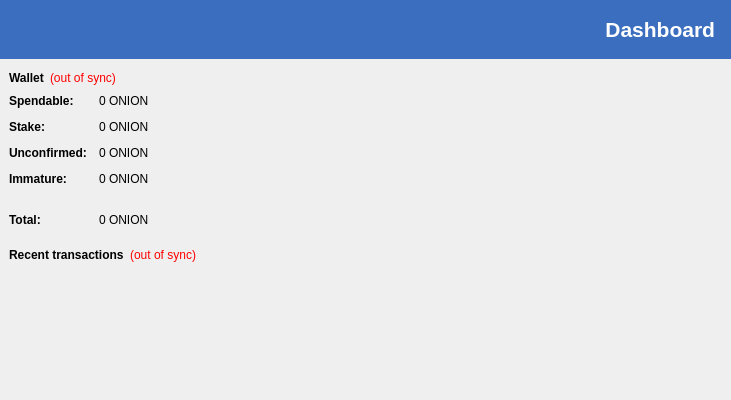
Above: src/qt/forms/overviewpage.ui from deeponion/deeponion-legacy before the change. Below: the same form after it.
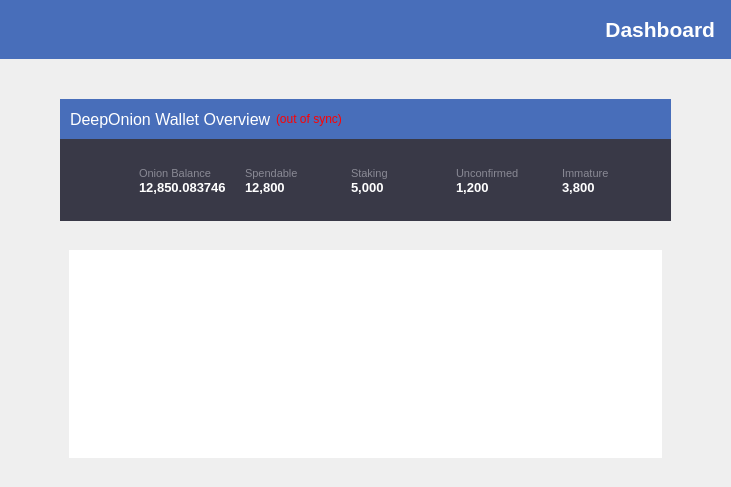
That is the form after the change. Icons and pictures are not drawn.

Commit message:
Added lats transactions in OverviewPage rendered in QTableView and other fixes
Added lats transactions in OverviewPage rendered in QTableView and other fixes

Patch:
```diff
--- a/src/qt/forms/overviewpage.ui
+++ b/src/qt/forms/overviewpage.ui
@@ -7,7 +7,7 @@
     <x>0</x>
     <y>0</y>
     <width>731</width>
-    <height>400</height>
+    <height>487</height>
    </rect>
   </property>
   <property name="windowTitle">
@@ -16,7 +16,7 @@
   <property name="styleSheet">
    <string notr="true">border:0;</string>
   </property>
-  <layout class="QVBoxLayout" name="verticalLayout_6" stretch="0,0,0">
+  <layout class="QVBoxLayout" name="verticalLayout_6" stretch="0">
    <property name="spacing">
     <number>0</number>
    </property>
@@ -33,7 +33,9 @@
     <number>0</number>
    </property>
    <item>
-    <widget class="QLabel" name="label_7">
+    <layout class="QVBoxLayout" name="verticalLayout">
+     <item>
+      <widget class="QLabel" name="page_title">
      <property name="minimumSize">
       <size>
        <width>0</width>
@@ -55,7 +57,7 @@
       </font>
      </property>
      <property name="styleSheet">
-      <string notr="true">background-color: #3B6EBF; color: white;padding-right: 10px;</string>
+        <string notr="true">background-color: #486EBA; color: white;padding-right: 10px;</string>
      </property>
      <property name="text">
       <string>Dashboard</string>
@@ -66,47 +68,133 @@
     </widget>
    </item>
    <item>
-    <widget class="QFrame" name="frame">
-     <property name="frameShape">
-      <enum>QFrame::StyledPanel</enum>
-     </property>
-     <property name="frameShadow">
-      <enum>QFrame::Raised</enum>
-     </property>
+      <spacer name="verticalSpacer">
+       <property name="orientation">
+        <enum>Qt::Vertical</enum>
+       </property>
+       <property name="sizeType">
+        <enum>QSizePolicy::Fixed</enum>
+       </property>
+       <property name="sizeHint" stdset="0">
+        <size>
+         <width>20</width>
+         <height>40</height>
+        </size>
+       </property>
+      </spacer>
+     </item>
+     <item>
+      <layout class="QHBoxLayout" name="horizontalLayout_7">
+       <item>
+        <spacer name="horizontalSpacer_3">
+         <property name="orientation">
+          <enum>Qt::Horizontal</enum>
+         </property>
+         <property name="sizeType">
+          <enum>QSizePolicy::Fixed</enum>
+         </property>
+         <property name="sizeHint" stdset="0">
+          <size>
+           <width>60</width>
+           <height>20</height>
+          </size>
+         </property>
+        </spacer>
+       </item>
+       <item>
      <layout class="QVBoxLayout" name="verticalLayout_4">
       <item>
-       <layout class="QHBoxLayout" name="horizontalLayout_4">
+          <widget class="QFrame" name="wallet_summary">
+           <property name="maximumSize">
+            <size>
+             <width>16777215</width>
+             <height>140</height>
+            </size>
+           </property>
+           <property name="styleSheet">
+            <string notr="true">background-color: #393947;</string>
+           </property>
+           <property name="frameShape">
+            <enum>QFrame::StyledPanel</enum>
+           </property>
+           <property name="frameShadow">
+            <enum>QFrame::Raised</enum>
+           </property>
+           <layout class="QVBoxLayout" name="verticalLayout_3">
+            <property name="spacing">
+             <number>0</number>
+            </property>
+            <property name="leftMargin">
+             <number>0</number>
+            </property>
+            <property name="topMargin">
+             <number>0</number>
+            </property>
+            <property name="rightMargin">
+             <number>0</number>
+            </property>
+            <property name="bottomMargin">
+             <number>0</number>
+            </property>
         <item>
-         <widget class="QLabel" name="label_5">
+             <widget class="QFrame" name="frame">
+              <property name="styleSheet">
+               <string notr="true">background-color: #486EBA;</string>
+              </property>
+              <property name="frameShape">
+               <enum>QFrame::StyledPanel</enum>
+              </property>
+              <property name="frameShadow">
+               <enum>QFrame::Raised</enum>
+              </property>
+              <layout class="QHBoxLayout" name="horizontalLayout_4" stretch="0">
+               <property name="spacing">
+                <number>0</number>
+               </property>
+               <property name="leftMargin">
+                <number>10</number>
+               </property>
+               <property name="topMargin">
+                <number>10</number>
+               </property>
+               <property name="rightMargin">
+                <number>10</number>
+               </property>
+               <property name="bottomMargin">
+                <number>10</number>
+               </property>
+               <item>
+                <layout class="QHBoxLayout" name="horizontalLayout_3">
+                 <item>
+                  <widget class="QLabel" name="section_title_wallet_summary">
           <property name="font">
            <font>
-            <weight>75</weight>
-            <bold>true</bold>
-           </font>
-          </property>
+                     <pointsize>12</pointsize>
+                    </font>
+                   </property>
+                   <property name="styleSheet">
+                    <string notr="true">color: #FFFFFF</string>
+                   </property>
           <property name="text">
-           <string>Wallet</string>
+                    <string>DeepOnion Wallet Overview</string>
           </property>
          </widget>
         </item>
         <item>
          <widget class="QLabel" name="labelWalletStatus">
-          <property name="toolTip">
-           <string>The displayed information may be out of date. Your wallet automatically synchronizes with the DeepOnion network after a connection is established, but this process has not completed yet.</string>
-          </property>
           <property name="styleSheet">
-           <string notr="true">QLabel { color: red; }</string>
+                    <string notr="true">color: red;</string>
           </property>
           <property name="text">
-           <string notr="true">(out of sync)</string>
-          </property>
-          <property name="alignment">
-           <set>Qt::AlignLeading|Qt::AlignLeft|Qt::AlignVCenter</set>
+                    <string>(out of sync)</string>
+                   </property>
+                   <property name="indent">
+                    <number>5</number>
           </property>
          </widget>
         </item>
         <item>
-         <spacer name="horizontalSpacer_2">
+                  <spacer name="horizontalSpacer">
           <property name="orientation">
            <enum>Qt::Horizontal</enum>
           </property>
@@ -120,251 +208,357 @@
         </item>
        </layout>
       </item>
+              </layout>
+             </widget>
+            </item>
       <item>
-       <layout class="QFormLayout" name="formLayout_2">
-        <property name="fieldGrowthPolicy">
-         <enum>QFormLayout::AllNonFixedFieldsGrow</enum>
-        </property>
-        <property name="horizontalSpacing">
-         <number>12</number>
-        </property>
-        <property name="verticalSpacing">
-         <number>12</number>
-        </property>
-        <item row="0" column="0">
-         <widget class="QLabel" name="label">
+             <layout class="QVBoxLayout" name="verticalLayout_2" stretch="0">
+              <property name="spacing">
+               <number>0</number>
+              </property>
+              <property name="sizeConstraint">
+               <enum>QLayout::SetNoConstraint</enum>
+              </property>
+              <item>
+               <widget class="QFrame" name="balance_summary">
+                <property name="maximumSize">
+                 <size>
+                  <width>16777215</width>
+                  <height>100</height>
+                 </size>
+                </property>
+                <property name="frameShape">
+                 <enum>QFrame::StyledPanel</enum>
+                </property>
+                <property name="frameShadow">
+                 <enum>QFrame::Raised</enum>
+                </property>
+                <layout class="QHBoxLayout" name="horizontalLayout_2">
+                 <item>
+                  <layout class="QHBoxLayout" name="horizontalLayout">
+                   <item>
+                    <widget class="QPushButton" name="do_icon">
+                     <property name="minimumSize">
+                      <size>
+                       <width>64</width>
+                       <height>64</height>
+                      </size>
+                     </property>
+                     <property name="maximumSize">
+                      <size>
+                       <width>60</width>
+                       <height>60</height>
+                      </size>
+                     </property>
+                     <property name="text">
+                      <string/>
+                     </property>
+                     <property name="icon">
+                      <iconset>
+                       <normaloff>:/icons/DeepOnionLogo</normaloff>
+                       <normalon>:/icons/DeepOnionLogo</normalon>:/icons/DeepOnionLogo</iconset>
+                     </property>
+                     <property name="iconSize">
+                      <size>
+                       <width>48</width>
+                       <height>48</height>
+                      </size>
+                     </property>
+                    </widget>
+                   </item>
+                   <item>
+                    <layout class="QVBoxLayout" name="total">
+                     <property name="spacing">
+                      <number>0</number>
+                     </property>
+                     <item>
+                      <widget class="QLabel" name="labelTotalText">
           <property name="font">
            <font>
+                         <pointsize>8</pointsize>
+                        </font>
+                       </property>
+                       <property name="styleSheet">
+                        <string notr="true">color: #898994</string>
+                       </property>
+                       <property name="text">
+                        <string>Onion Balance</string>
+                       </property>
+                       <property name="alignment">
+                        <set>Qt::AlignBottom|Qt::AlignLeading|Qt::AlignLeft</set>
+                       </property>
+                      </widget>
+                     </item>
+                     <item>
+                      <widget class="QLabel" name="labelTotal">
+                       <property name="font">
+                        <font>
+                         <pointsize>10</pointsize>
             <weight>75</weight>
             <bold>true</bold>
            </font>
           </property>
+                       <property name="styleSheet">
+                        <string notr="true">color: #ffffff</string>
+                       </property>
           <property name="text">
-           <string>Spendable:</string>
-          </property>
-         </widget>
-        </item>
-        <item row="0" column="1">
+                        <string>12,850.083746</string>
+                       </property>
+                       <property name="alignment">
+                        <set>Qt::AlignLeading|Qt::AlignLeft|Qt::AlignTop</set>
+                       </property>
+                      </widget>
+                     </item>
+                    </layout>
+                   </item>
+                   <item>
+                    <layout class="QVBoxLayout" name="balance">
+                     <property name="spacing">
+                      <number>0</number>
+                     </property>
+                     <item>
+                      <widget class="QLabel" name="labelBalanceText">
+                       <property name="font">
+                        <font>
+                         <pointsize>8</pointsize>
+                        </font>
+                       </property>
+                       <property name="styleSheet">
+                        <string notr="true">color: #898994</string>
+                       </property>
+                       <property name="text">
+                        <string>Spendable</string>
+                       </property>
+                       <property name="alignment">
+                        <set>Qt::AlignBottom|Qt::AlignLeading|Qt::AlignLeft</set>
+                       </property>
+                      </widget>
+                     </item>
+                     <item>
          <widget class="QLabel" name="labelBalance">
           <property name="font">
            <font>
-            <weight>50</weight>
-            <bold>false</bold>
-           </font>
-          </property>
-          <property name="cursor">
-           <cursorShape>IBeamCursor</cursorShape>
-          </property>
-          <property name="toolTip">
-           <string>Your current spendable balance</string>
-          </property>
-          <property name="text">
-           <string notr="true">0 ONION</string>
-          </property>
-          <property name="textInteractionFlags">
-           <set>Qt::LinksAccessibleByMouse|Qt::TextSelectableByKeyboard|Qt::TextSelectableByMouse</set>
-          </property>
-         </widget>
-        </item>
-        <item row="1" column="0">
-         <widget class="QLabel" name="label_6">
-          <property name="font">
-           <font>
+                         <pointsize>10</pointsize>
             <weight>75</weight>
             <bold>true</bold>
            </font>
           </property>
+                       <property name="styleSheet">
+                        <string notr="true">color: #ffffff</string>
+                       </property>
           <property name="text">
-           <string>Stake:</string>
-          </property>
-         </widget>
-        </item>
-        <item row="1" column="1">
+                        <string>12,800</string>
+                       </property>
+                       <property name="alignment">
+                        <set>Qt::AlignLeading|Qt::AlignLeft|Qt::AlignTop</set>
+                       </property>
+                      </widget>
+                     </item>
+                    </layout>
+                   </item>
+                   <item>
+                    <layout class="QVBoxLayout" name="stake">
+                     <property name="spacing">
+                      <number>0</number>
+                     </property>
+                     <item>
+                      <widget class="QLabel" name="labelStakeText">
+                       <property name="font">
+                        <font>
+                         <pointsize>8</pointsize>
+                        </font>
+                       </property>
+                       <property name="styleSheet">
+                        <string notr="true">color: #898994</string>
+                       </property>
+                       <property name="text">
+                        <string>Staking</string>
+                       </property>
+                       <property name="alignment">
+                        <set>Qt::AlignBottom|Qt::AlignLeading|Qt::AlignLeft</set>
+                       </property>
+                      </widget>
+                     </item>
+                     <item>
          <widget class="QLabel" name="labelStake">
           <property name="font">
            <font>
-            <weight>50</weight>
-            <bold>false</bold>
-           </font>
-          </property>
-          <property name="cursor">
-           <cursorShape>IBeamCursor</cursorShape>
-          </property>
-          <property name="toolTip">
-           <string>Total of coins that was staked, and do not yet count toward the current balance</string>
-          </property>
-          <property name="text">
-           <string notr="true">0 ONION</string>
-          </property>
-          <property name="textInteractionFlags">
-           <set>Qt::LinksAccessibleByMouse|Qt::TextSelectableByKeyboard|Qt::TextSelectableByMouse</set>
-          </property>
-         </widget>
-        </item>
-        <item row="2" column="0">
-         <widget class="QLabel" name="label_3">
-          <property name="font">
-           <font>
+                         <pointsize>10</pointsize>
             <weight>75</weight>
             <bold>true</bold>
            </font>
           </property>
+                       <property name="styleSheet">
+                        <string notr="true">color: #ffffff</string>
+                       </property>
           <property name="text">
-           <string>Unconfirmed:</string>
-          </property>
-         </widget>
-        </item>
-        <item row="2" column="1">
+                        <string>5,000</string>
+                       </property>
+                       <property name="alignment">
+                        <set>Qt::AlignLeading|Qt::AlignLeft|Qt::AlignTop</set>
+                       </property>
+                      </widget>
+                     </item>
+                    </layout>
+                   </item>
+                   <item>
+                    <layout class="QVBoxLayout" name="unconfirmed">
+                     <property name="spacing">
+                      <number>0</number>
+                     </property>
+                     <item>
+                      <widget class="QLabel" name="labelUnconfirmedText">
+                       <property name="font">
+                        <font>
+                         <pointsize>8</pointsize>
+                        </font>
+                       </property>
+                       <property name="styleSheet">
+                        <string notr="true">color: #898994</string>
+                       </property>
+                       <property name="text">
+                        <string>Unconfirmed</string>
+                       </property>
+                       <property name="alignment">
+                        <set>Qt::AlignBottom|Qt::AlignLeading|Qt::AlignLeft</set>
+                       </property>
+                      </widget>
+                     </item>
+                     <item>
          <widget class="QLabel" name="labelUnconfirmed">
           <property name="font">
            <font>
-            <weight>50</weight>
-            <bold>false</bold>
-           </font>
-          </property>
-          <property name="cursor">
-           <cursorShape>IBeamCursor</cursorShape>
-          </property>
-          <property name="toolTip">
-           <string>Total of transactions that have yet to be confirmed, and do not yet count toward the current balance</string>
+                         <pointsize>10</pointsize>
+                         <weight>75</weight>
+                         <bold>true</bold>
+                        </font>
+                       </property>
+                       <property name="styleSheet">
+                        <string notr="true">color: #ffffff</string>
           </property>
           <property name="text">
-           <string notr="true">0 ONION</string>
-          </property>
-          <property name="textInteractionFlags">
-           <set>Qt::LinksAccessibleByMouse|Qt::TextSelectableByKeyboard|Qt::TextSelectableByMouse</set>
+                        <string>1,200</string>
+                       </property>
+                       <property name="alignment">
+                        <set>Qt::AlignLeading|Qt::AlignLeft|Qt::AlignTop</set>
           </property>
          </widget>
         </item>
-        <item row="3" column="0">
+                    </layout>
+                   </item>
+                   <item>
+                    <layout class="QVBoxLayout" name="immature">
+                     <property name="spacing">
+                      <number>0</number>
+                     </property>
+                     <item>
          <widget class="QLabel" name="labelImmatureText">
           <property name="font">
            <font>
-            <weight>75</weight>
-            <bold>true</bold>
-           </font>
-          </property>
+                         <pointsize>8</pointsize>
+                        </font>
+                       </property>
+                       <property name="styleSheet">
+                        <string notr="true">color: #898994</string>
+                       </property>
           <property name="text">
-           <string>Immature:</string>
+                        <string>Immature</string>
+                       </property>
+                       <property name="alignment">
+                        <set>Qt::AlignBottom|Qt::AlignLeading|Qt::AlignLeft</set>
           </property>
          </widget>
         </item>
-        <item row="3" column="1">
+                     <item>
          <widget class="QLabel" name="labelImmature">
           <property name="font">
            <font>
-            <weight>50</weight>
-            <bold>false</bold>
-           </font>
-          </property>
-          <property name="toolTip">
-           <string>Mined balance that has not yet matured</string>
-          </property>
-          <property name="text">
-           <string notr="true">0 ONION</string>
-          </property>
-          <property name="textInteractionFlags">
-           <set>Qt::LinksAccessibleByMouse|Qt::TextSelectableByKeyboard|Qt::TextSelectableByMouse</set>
-          </property>
-         </widget>
-        </item>
-        <item row="4" column="0" colspan="2">
-         <widget class="Line" name="line">
-          <property name="orientation">
-           <enum>Qt::Horizontal</enum>
-          </property>
-         </widget>
-        </item>
-        <item row="5" column="0">
-         <widget class="QLabel" name="labelTotalText">
-          <property name="font">
-           <font>
+                         <pointsize>10</pointsize>
             <weight>75</weight>
             <bold>true</bold>
            </font>
           </property>
-          <property name="text">
-           <string>Total:</string>
-          </property>
-         </widget>
-        </item>
-        <item row="5" column="1">
-         <widget class="QLabel" name="labelTotal">
-          <property name="font">
-           <font>
-            <weight>50</weight>
-            <bold>false</bold>
-           </font>
-          </property>
-          <property name="cursor">
-           <cursorShape>IBeamCursor</cursorShape>
-          </property>
-          <property name="toolTip">
-           <string>Your current total balance</string>
-          </property>
+                       <property name="styleSheet">
+                        <string notr="true">color: #ffffff</string>
+                       </property>
           <property name="text">
-           <string notr="true">0 ONION</string>
-          </property>
-          <property name="textInteractionFlags">
-           <set>Qt::LinksAccessibleByMouse|Qt::TextSelectableByKeyboard|Qt::TextSelectableByMouse</set>
+                        <string>3,800</string>
+                       </property>
+                       <property name="alignment">
+                        <set>Qt::AlignLeading|Qt::AlignLeft|Qt::AlignTop</set>
           </property>
          </widget>
         </item>
        </layout>
       </item>
      </layout>
-    </widget>
-   </item>
+                 </item>
+                </layout>
+               </widget>
+              </item>
+             </layout>
+            </item>
+           </layout>
+          </widget>
+         </item>
    <item>
-    <layout class="QVBoxLayout" name="verticalLayout_3">
+          <spacer name="verticalSpacer_2">
+           <property name="orientation">
+            <enum>Qt::Vertical</enum>
+           </property>
+           <property name="sizeType">
+            <enum>QSizePolicy::Fixed</enum>
+           </property>
+           <property name="sizeHint" stdset="0">
+            <size>
+             <width>20</width>
+             <height>20</height>
+            </size>
+           </property>
+          </spacer>
+         </item>
      <item>
-      <widget class="QFrame" name="frame_2">
+          <widget class="QFrame" name="transactions_summary">
+           <property name="styleSheet">
+            <string notr="true"/>
+           </property>
        <property name="frameShape">
         <enum>QFrame::StyledPanel</enum>
        </property>
        <property name="frameShadow">
         <enum>QFrame::Raised</enum>
        </property>
-       <layout class="QVBoxLayout" name="verticalLayout">
+           <layout class="QVBoxLayout" name="verticalLayout_7">
         <item>
-         <layout class="QHBoxLayout" name="horizontalLayout_2">
-          <item>
-           <widget class="QLabel" name="label_4">
-            <property name="font">
-             <font>
-              <weight>75</weight>
-              <bold>true</bold>
-             </font>
-            </property>
-            <property name="text">
-             <string>Recent transactions</string>
-            </property>
-           </widget>
-          </item>
-          <item>
-           <widget class="QLabel" name="labelTransactionsStatus">
-            <property name="toolTip">
-             <string>The displayed information may be out of date. Your wallet automatically synchronizes with the DeepOnion network after a connection is established, but this process has not completed yet.</string>
-            </property>
-            <property name="styleSheet">
-             <string notr="true">QLabel { color: red; }</string>
-            </property>
-            <property name="text">
-             <string notr="true">(out of sync)</string>
-            </property>
-            <property name="alignment">
-             <set>Qt::AlignRight|Qt::AlignTrailing|Qt::AlignVCenter</set>
-            </property>
-           </widget>
-          </item>
+             <layout class="QVBoxLayout" name="verticalLayout_5">
+              <property name="spacing">
+               <number>0</number>
+              </property>
+              <item>
+               <widget class="QTableView" name="listTransactions">
+                <attribute name="horizontalHeaderVisible">
+                 <bool>true</bool>
+                </attribute>
+               </widget>
+              </item>
+             </layout>
+            </item>
+           </layout>
+          </widget>
+         </item>
+        </layout>
+       </item>
           <item>
-           <spacer name="horizontalSpacer">
+        <spacer name="horizontalSpacer_4">
             <property name="orientation">
              <enum>Qt::Horizontal</enum>
             </property>
+         <property name="sizeType">
+          <enum>QSizePolicy::Fixed</enum>
+         </property>
             <property name="sizeHint" stdset="0">
              <size>
-              <width>40</width>
+           <width>60</width>
               <height>20</height>
              </size>
             </property>
@@ -373,28 +567,20 @@
          </layout>
         </item>
         <item>
-         <widget class="QListView" name="listTransactions">
-          <property name="styleSheet">
-           <string notr="true">QListView { background: transparent; }
-color: rgb(255, 255, 255);
-QToolTip { color: black; }</string>
-          </property>
-          <property name="frameShape">
-           <enum>QFrame::NoFrame</enum>
-          </property>
-          <property name="verticalScrollBarPolicy">
-           <enum>Qt::ScrollBarAlwaysOff</enum>
-          </property>
-          <property name="horizontalScrollBarPolicy">
-           <enum>Qt::ScrollBarAlwaysOff</enum>
-          </property>
-          <property name="selectionMode">
-           <enum>QAbstractItemView::NoSelection</enum>
-          </property>
-         </widget>
-        </item>
-       </layout>
-      </widget>
+      <spacer name="verticalSpacer_3">
+       <property name="orientation">
+        <enum>Qt::Vertical</enum>
+       </property>
+       <property name="sizeType">
+        <enum>QSizePolicy::Fixed</enum>
+       </property>
+       <property name="sizeHint" stdset="0">
+        <size>
+         <width>20</width>
+         <height>20</height>
+        </size>
+       </property>
+      </spacer>
      </item>
     </layout>
    </item>
```
Lines whose indentation alone changed are shown as unchanged. The commit also changes 6 other files.
